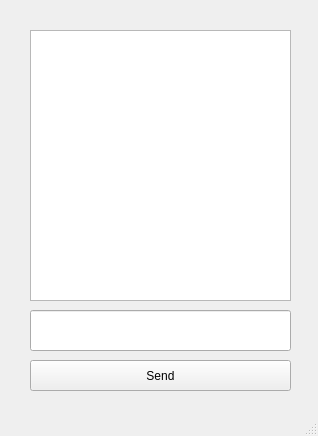
Old version of the form mainwindow.ui in the repository Samguitarboy/chatroom.
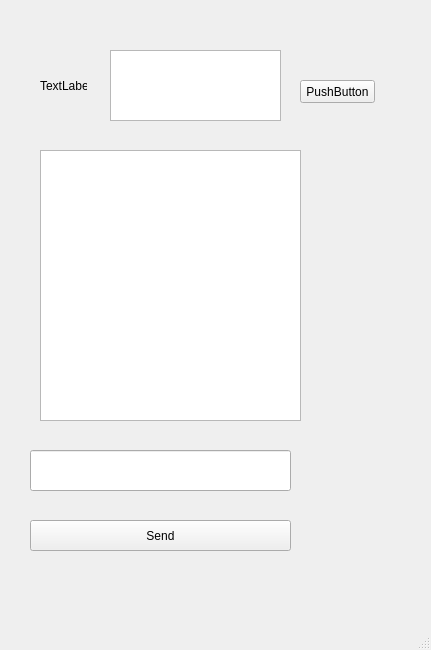
New version of the form.

Diff of the .ui file:
```diff
--- a/mainwindow.ui
+++ b/mainwindow.ui
@@ -6,8 +6,8 @@
    <rect>
     <x>0</x>
     <y>0</y>
-    <width>318</width>
-    <height>436</height>
+    <width>431</width>
+    <height>650</height>
    </rect>
   </property>
   <property name="windowTitle">
@@ -18,7 +18,7 @@
     <property name="geometry">
      <rect>
       <x>30</x>
-      <y>310</y>
+      <y>450</y>
       <width>261</width>
       <height>41</height>
      </rect>
@@ -27,8 +27,8 @@
    <widget class="QTextBrowser" name="textBrowser">
     <property name="geometry">
      <rect>
-      <x>30</x>
-      <y>30</y>
+      <x>40</x>
+      <y>150</y>
       <width>261</width>
       <height>271</height>
      </rect>
@@ -38,7 +38,7 @@
     <property name="geometry">
      <rect>
       <x>30</x>
-      <y>360</y>
+      <y>520</y>
       <width>261</width>
       <height>31</height>
      </rect>
@@ -47,6 +47,42 @@
      <string>Send</string>
     </property>
    </widget>
+   <widget class="QLabel" name="label">
+    <property name="geometry">
+     <rect>
+      <x>40</x>
+      <y>80</y>
+      <width>47</width>
+      <height>12</height>
+     </rect>
+    </property>
+    <property name="text">
+     <string>TextLabel</string>
+    </property>
+   </widget>
+   <widget class="QPushButton" name="pushButton_2">
+    <property name="geometry">
+     <rect>
+      <x>300</x>
+      <y>80</y>
+      <width>75</width>
+      <height>23</height>
+     </rect>
+    </property>
+    <property name="text">
+     <string>PushButton</string>
+    </property>
+   </widget>
+   <widget class="QTextEdit" name="textEdit">
+    <property name="geometry">
+     <rect>
+      <x>110</x>
+      <y>50</y>
+      <width>171</width>
+      <height>71</height>
+     </rect>
+    </property>
+   </widget>
   </widget>
   <widget class="QMenuBar" name="menubar">
    <property name="geometry">
```
Left out of the diff: 2 changed lines with no effect on the pictures.
